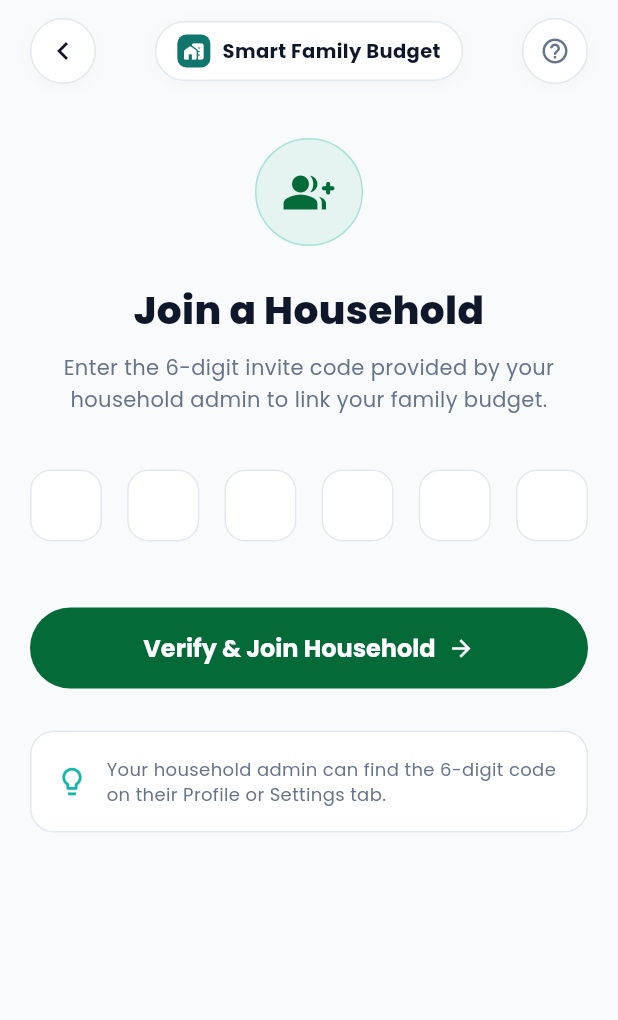
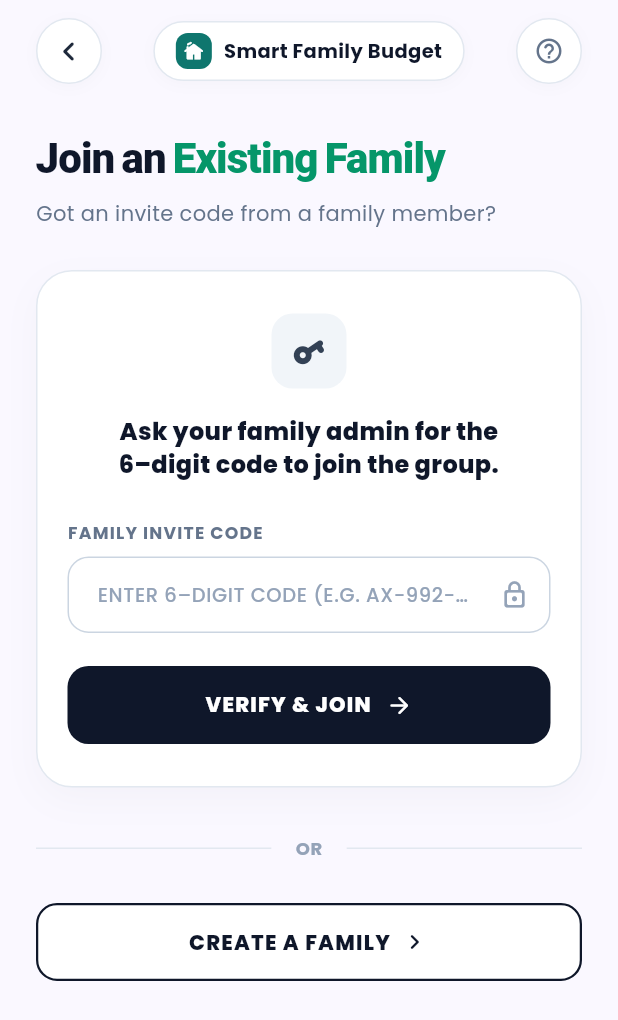
Before and after one commit to justtnikiyaa/family_budget_app, a Flutter app: the JoinFamilyScreen screen opened directly with empty values, on a phone screen of 412 x 824 dp. Shown: the top 1020 px of the screen. Run offline on Flutter 3.47's test engine with Material 3 defaults, Android fonts, the phone set to English and light mode, and no system bars; our stand-ins replace cloud_firestore, firebase_auth, firebase_core, google_fonts; accounts and stored records are empty.

Commit message:
feat(auth): redesign JoinFamilyScreen to match Figma pixel-perfect UI

```diff
--- a/lib/screens/auth/join_family_screen.dart
+++ b/lib/screens/auth/join_family_screen.dart
@@ -3,6 +3,7 @@ import '../../models/user_model.dart';
 import '../../services/firestore_service.dart';
 import '../../utils/constants.dart';
 import '../../utils/page_transitions.dart';
+import '../dashboard/create_family_screen.dart';
 import '../main_navigation.dart';
 
 class JoinFamilyScreen extends StatefulWidget {
@@ -15,9 +16,7 @@ class JoinFamilyScreen extends StatefulWidget {
 }
 
 class _JoinFamilyScreenState extends State<JoinFamilyScreen> {
-  final List<TextEditingController> _controllers =
-      List.generate(6, (_) => TextEditingController());
-  final List<FocusNode> _focusNodes = List.generate(6, (_) => FocusNode());
+  final TextEditingController _codeController = TextEditingController();
   final _firestoreService = FirestoreService();
 
   bool _isLoading = false;
@@ -25,22 +24,16 @@ class _JoinFamilyScreenState extends State<JoinFamilyScreen> {
 
   @override
   void dispose() {
-    for (final c in _controllers) {
-      c.dispose();
-    }
-    for (final f in _focusNodes) {
-      f.dispose();
-    }
+    _codeController.dispose();
     super.dispose();
   }
 
-  String get _inviteCode =>
-      _controllers.map((c) => c.text.trim().toUpperCase()).join();
+  Future<void> _handleJoin() async {
+    final rawText = _codeController.text.trim();
+    final cleanCode = rawText.replaceAll('-', '').replaceAll(' ', '').toUpperCase();
 
-  Future<void> _handleJoin() async {
-    final code = _inviteCode;
-    if (code.length != 6) {
-      setState(() => _errorMessage = 'Please enter all 6 characters of the invite code');
+    if (cleanCode.length < 5) {
+      setState(() => _errorMessage = 'Please enter a valid 6-digit invite code');
       return;
     }
 
@@ -51,7 +44,7 @@ class _JoinFamilyScreenState extends State<JoinFamilyScreen> {
 
     try {
       final household = await _firestoreService.joinFamily(
-        inviteCode: code,
+        inviteCode: cleanCode,
         currentUser: widget.currentUser,
       );
 
@@ -69,22 +62,32 @@ class _JoinFamilyScreenState extends State<JoinFamilyScreen> {
                     color: Color(0xFFCCFBF1),
                     shape: BoxShape.circle,
                   ),
-                  child: const Icon(Icons.check, color: Color(0xFF046A38)),
+                  child: const Icon(Icons.check_rounded, color: Color(0xFF0F766E), size: 22),
                 ),
                 const SizedBox(width: 12),
-                const Text('Household Joined!'),
+                const Expanded(
+                  child: Text(
+                    'Family Joined!',
+                    style: TextStyle(
+                      fontSize: 18,
+                      fontWeight: FontWeight.bold,
+                      color: Color(0xFF0F172A),
+                    ),
+                  ),
+                ),
               ],
             ),
             content: Text(
-              'You have successfully joined "${household.name}". Your family budget and expenses are now linked.',
-              style: const TextStyle(color: AppColors.textSecondary, height: 1.4),
+              'You have successfully joined "${household.name}". Your family budget and expenses are now connected.',
+              style: const TextStyle(color: Color(0xFF64748B), height: 1.4, fontSize: 14),
             ),
             actions: [
               ElevatedButton(
                 style: ElevatedButton.styleFrom(
-                  backgroundColor: const Color(0xFF046A38),
+                  backgroundColor: const Color(0xFF0F172A),
                   foregroundColor: Colors.white,
                   shape: RoundedRectangleBorder(borderRadius: BorderRadius.circular(12)),
+                  padding: const EdgeInsets.symmetric(horizontal: 20, vertical: 12),
                 ),
                 onPressed: () {
                   Navigator.pop(ctx);
@@ -100,7 +103,10 @@ class _JoinFamilyScreenState extends State<JoinFamilyScreen> {
                     (route) => false,
                   );
                 },
-                child: const Text('Go to Dashboard'),
+                child: const Text(
+                  'Go to Dashboard',
+                  style: TextStyle(fontWeight: FontWeight.bold),
+                ),
               ),
             ],
           ),
@@ -117,13 +123,39 @@ class _JoinFamilyScreenState extends State<JoinFamilyScreen> {
     }
   }
 
+  void _showHelpDialog() {
+    showDialog(
+      context: context,
+      builder: (ctx) => AlertDialog(
+        shape: RoundedRectangleBorder(borderRadius: BorderRadius.circular(20)),
+        title: const Row(
+          children: [
+            Icon(Icons.help_outline_rounded, color: Color(0xFF0F766E)),
+            SizedBox(width: 10),
+            Text('Invite Code Help', style: TextStyle(fontSize: 17, fontWeight: FontWeight.bold)),
+          ],
+        ),
+        content: const Text(
+          'An invite code is a 6-character code created when your family admin set up the group.\n\nAsk your family administrator to check their Settings or Profile screen to share the code with you.',
+          style: TextStyle(fontSize: 14, color: Color(0xFF64748B), height: 1.5),
+        ),
+        actions: [
+          TextButton(
+            onPressed: () => Navigator.pop(ctx),
+            child: const Text('Got It', style: TextStyle(fontWeight: FontWeight.bold, color: Color(0xFF0F766E))),
+          ),
+        ],
+      ),
+    );
+  }
+
   @override
   Widget build(BuildContext context) {
     return Scaffold(
-      backgroundColor: AppColors.background,
+      backgroundColor: const Color(0xFFFAF8FF).withValues(alpha: 0.96),
       body: SafeArea(
         child: SingleChildScrollView(
-          padding: const EdgeInsets.symmetric(horizontal: 20.0, vertical: 12.0),
+          padding: const EdgeInsets.symmetric(horizontal: 24.0, vertical: 12.0),
           child: Column(
             crossAxisAlignment: CrossAxisAlignment.stretch,
             children: [
@@ -132,9 +164,8 @@ class _JoinFamilyScreenState extends State<JoinFamilyScreen> {
                 mainAxisAlignment: MainAxisAlignment.spaceBetween,
                 children: [
                   // Back button
-                  InkWell(
+                  GestureDetector(
                     onTap: () => Navigator.pop(context),
-                    borderRadius: BorderRadius.circular(24),
                     child: Container(
                       width: 44,
                       height: 44,
@@ -151,16 +182,16 @@ class _JoinFamilyScreenState extends State<JoinFamilyScreen> {
                         ],
                       ),
                       child: const Icon(
-                        Icons.chevron_left,
-                        size: 24,
-                        color: AppColors.textPrimary,
+                        Icons.chevron_left_rounded,
+                        size: 26,
+                        color: Color(0xFF1E293B),
                       ),
                     ),
                   ),
 
                   // Center Pill
                   Container(
-                    padding: const EdgeInsets.symmetric(horizontal: 14, vertical: 8),
+                    padding: const EdgeInsets.symmetric(horizontal: 14, vertical: 7),
                     decoration: BoxDecoration(
                       color: Colors.white,
                       borderRadius: BorderRadius.circular(24),
@@ -177,13 +208,13 @@ class _JoinFamilyScreenState extends State<JoinFamilyScreen> {
                       mainAxisSize: MainAxisSize.min,
                       children: [
                         Container(
-                          padding: const EdgeInsets.all(4),
+                          padding: const EdgeInsets.all(5),
                           decoration: BoxDecoration(
-                            color: AppColors.primary,
-                            borderRadius: BorderRadius.circular(6),
+                            color: const Color(0xFF0F766E),
+                            borderRadius: BorderRadius.circular(8),
                           ),
                           child: const Icon(
-                            Icons.home_work_rounded,
+                            Icons.cottage_rounded,
                             color: Colors.white,
                             size: 14,
                           ),
@@ -193,8 +224,8 @@ class _JoinFamilyScreenState extends State<JoinFamilyScreen> {
                           AppConstants.appName,
                           style: TextStyle(
                             fontSize: 13,
-                            fontWeight: FontWeight.bold,
-                            color: AppColors.textPrimary,
+                            fontWeight: FontWeight.w700,
+                            color: Color(0xFF0F172A),
                           ),
                         ),
                       ],
@@ -202,7 +233,9 @@ class _JoinFamilyScreenState extends State<JoinFamilyScreen> {
                   ),
 
                   // Help button
-                  Container(
+                  GestureDetector(
+                    onTap: _showHelpDialog,
+                    child: Container(
                       width: 44,
                       height: 44,
                       decoration: BoxDecoration(
@@ -220,163 +253,199 @@ class _JoinFamilyScreenState extends State<JoinFamilyScreen> {
                       child: const Icon(
                         Icons.help_outline_rounded,
                         size: 20,
-                      color: AppColors.textSecondary,
+                        color: Color(0xFF64748B),
+                      ),
                     ),
                   ),
                 ],
               ),
 
-              const SizedBox(height: 36),
+              const SizedBox(height: 32),
 
-              // Hero Icon
+              // Title: "Join an Existing Family"
+              RichText(
+                textAlign: TextAlign.left,
+                text: const TextSpan(
+                  style: TextStyle(
+                    fontFamily: 'Inter',
+                    fontSize: 28,
+                    fontWeight: FontWeight.w800,
+                    letterSpacing: -0.6,
+                    height: 1.2,
+                  ),
+                  children: [
+                    TextSpan(
+                      text: 'Join an ',
+                      style: TextStyle(color: Color(0xFF0F172A)),
+                    ),
+                    TextSpan(
+                      text: 'Existing Family',
+                      style: TextStyle(color: Color(0xFF059669)),
+                    ),
+                  ],
+                ),
+              ),
+
+              const SizedBox(height: 8),
+
+              // Subtitle: "Got an invite code from a family member?"
+              const Text(
+                'Got an invite code from a family member?',
+                style: TextStyle(
+                  fontSize: 14,
+                  color: Color(0xFF64748B),
+                  fontWeight: FontWeight.w400,
+                ),
+              ),
+
+              const SizedBox(height: 28),
+
+              // Main Rounded Card Container
+              Container(
+                width: double.infinity,
+                padding: const EdgeInsets.symmetric(horizontal: 20.0, vertical: 28.0),
+                decoration: BoxDecoration(
+                  color: Colors.white,
+                  borderRadius: BorderRadius.circular(24),
+                  border: Border.all(color: const Color(0xFFE2E8F0)),
+                  boxShadow: const [
+                    BoxShadow(
+                      color: Color(0x080F172A),
+                      blurRadius: 20,
+                      offset: Offset(0, 8),
+                    ),
+                  ],
+                ),
+                child: Column(
+                  crossAxisAlignment: CrossAxisAlignment.stretch,
+                  children: [
+                    // Key Icon Box
                     Center(
                       child: Container(
-                  width: 72,
-                  height: 72,
+                        width: 50,
+                        height: 50,
                         decoration: BoxDecoration(
-                    color: const Color(0xFFE6F4F1),
-                    shape: BoxShape.circle,
-                    border: Border.all(color: const Color(0xFF14B8A6).withValues(alpha: 0.3)),
+                          color: const Color(0xFFF1F5F9),
+                          borderRadius: BorderRadius.circular(14),
                         ),
+                        child: Transform.rotate(
+                          angle: -0.6,
                           child: const Icon(
-                    Icons.group_add_rounded,
-                    color: Color(0xFF046A38),
-                    size: 34,
+                            Icons.vpn_key_rounded,
+                            color: Color(0xFF334155),
+                            size: 24,
+                          ),
                         ),
                       ),
                     ),
 
-              const SizedBox(height: 24),
+                    const SizedBox(height: 18),
 
-              // Heading
+                    // Card Text
                     const Text(
-                'Join a Household',
+                      'Ask your family admin for the\n6–digit code to join the group.',
                       textAlign: TextAlign.center,
                       style: TextStyle(
-                  fontFamily: 'Poppins',
-                  fontSize: 26,
+                        fontSize: 16,
                         fontWeight: FontWeight.w800,
-                  color: AppColors.textPrimary,
+                        color: Color(0xFF0F172A),
+                        height: 1.35,
                       ),
                     ),
 
-              const SizedBox(height: 10),
+                    const SizedBox(height: 26),
 
-              // Subtitle
-              const Padding(
-                padding: EdgeInsets.symmetric(horizontal: 16.0),
-                child: Text(
-                  'Enter the 6-digit invite code provided by your household admin to link your family budget.',
-                  textAlign: TextAlign.center,
+                    // Field Label: "FAMILY INVITE CODE"
+                    const Text(
+                      'FAMILY INVITE CODE',
                       style: TextStyle(
-                    fontSize: 14,
-                    color: AppColors.textSecondary,
-                    height: 1.5,
-                  ),
+                        fontSize: 11.5,
+                        fontWeight: FontWeight.w700,
+                        letterSpacing: 0.8,
+                        color: Color(0xFF64748B),
                       ),
                     ),
 
-              const SizedBox(height: 36),
+                    const SizedBox(height: 8),
 
-              // 6-digit PIN Input Boxes
-              Row(
-                mainAxisAlignment: MainAxisAlignment.spaceBetween,
-                children: List.generate(6, (index) {
-                  return SizedBox(
-                    width: 48,
-                    height: 56,
-                    child: TextFormField(
-                      controller: _controllers[index],
-                      focusNode: _focusNodes[index],
-                      textAlign: TextAlign.center,
+                    // Input Box
+                    TextFormField(
+                      controller: _codeController,
                       textCapitalization: TextCapitalization.characters,
-                      keyboardType: TextInputType.text,
-                      maxLength: 1,
                       style: const TextStyle(
-                        fontSize: 22,
-                        fontWeight: FontWeight.bold,
-                        color: Color(0xFF046A38),
+                        fontSize: 14,
+                        fontWeight: FontWeight.w700,
+                        letterSpacing: 1.2,
+                        color: Color(0xFF0F172A),
                       ),
                       decoration: InputDecoration(
-                        counterText: '',
+                        hintText: 'ENTER 6–DIGIT CODE (E.G. AX-992-B)',
+                        hintStyle: const TextStyle(
+                          fontSize: 13,
+                          fontWeight: FontWeight.w500,
+                          color: Color(0xFF94A3B8),
+                          letterSpacing: 0.4,
+                        ),
                         filled: true,
                         fillColor: Colors.white,
-                        contentPadding: EdgeInsets.zero,
+                        contentPadding: const EdgeInsets.symmetric(horizontal: 16, vertical: 15),
+                        suffixIcon: const Icon(
+                          Icons.lock_outline_rounded,
+                          color: Color(0xFF94A3B8),
+                          size: 20,
+                        ),
                         border: OutlineInputBorder(
                           borderRadius: BorderRadius.circular(14),
-                          borderSide: const BorderSide(color: Color(0xFFE2E8F0)),
+                          borderSide: const BorderSide(color: Color(0xFFCBD5E1)),
                         ),
                         enabledBorder: OutlineInputBorder(
                           borderRadius: BorderRadius.circular(14),
-                          borderSide: const BorderSide(color: Color(0xFFE2E8F0)),
+                          borderSide: const BorderSide(color: Color(0xFFCBD5E1)),
                         ),
                         focusedBorder: OutlineInputBorder(
                           borderRadius: BorderRadius.circular(14),
-                          borderSide: const BorderSide(color: Color(0xFF046A38), width: 2),
+                          borderSide: const BorderSide(color: Color(0xFF0F766E), width: 1.8),
                         ),
                       ),
-                      onChanged: (value) {
-                        if (value.isNotEmpty) {
-                          if (index < 5) {
-                            _focusNodes[index + 1].requestFocus();
-                          } else {
-                            _focusNodes[index].unfocus();
-                          }
-                        } else {
-                          if (index > 0) {
-                            _focusNodes[index - 1].requestFocus();
-                          }
-                        }
-                      },
-                    ),
-                  );
-                }),
+                      onFieldSubmitted: (_) => _handleJoin(),
                     ),
 
                     if (_errorMessage.isNotEmpty) ...[
-                const SizedBox(height: 16),
-                Container(
-                  padding: const EdgeInsets.symmetric(horizontal: 14, vertical: 10),
-                  decoration: BoxDecoration(
-                    color: Colors.red.shade50,
-                    borderRadius: BorderRadius.circular(12),
-                    border: Border.all(color: Colors.red.shade200),
-                  ),
-                  child: Row(
+                      const SizedBox(height: 12),
+                      Row(
                         children: [
-                      const Icon(Icons.error_outline, color: Colors.red, size: 20),
-                      const SizedBox(width: 8),
+                          const Icon(Icons.error_outline_rounded, color: Color(0xFFEF4444), size: 16),
+                          const SizedBox(width: 6),
                           Expanded(
                             child: Text(
                               _errorMessage,
-                          style: TextStyle(color: Colors.red.shade800, fontSize: 13),
+                              style: const TextStyle(color: Color(0xFFEF4444), fontSize: 12, fontWeight: FontWeight.w500),
                             ),
                           ),
                         ],
                       ),
-                ),
                     ],
 
-              const SizedBox(height: 36),
+                    const SizedBox(height: 22),
 
                     // Verify & Join Button
                     ElevatedButton(
                       onPressed: _isLoading ? null : _handleJoin,
                       style: ElevatedButton.styleFrom(
-                  backgroundColor: const Color(0xFF046A38),
+                        backgroundColor: const Color(0xFF0F172A),
                         foregroundColor: Colors.white,
-                  minimumSize: const Size.fromHeight(54),
+                        minimumSize: const Size.fromHeight(52),
                         shape: RoundedRectangleBorder(
-                    borderRadius: BorderRadius.circular(28),
+                          borderRadius: BorderRadius.circular(14),
                         ),
                         elevation: 0,
                       ),
                       child: _isLoading
                           ? const SizedBox(
-                        height: 22,
-                        width: 22,
+                              height: 20,
+                              width: 20,
                               child: CircularProgressIndicator(
-                          strokeWidth: 2.5,
+                                strokeWidth: 2.2,
                                 valueColor: AlwaysStoppedAnimation<Color>(Colors.white),
                               ),
                             )
@@ -384,41 +453,101 @@ class _JoinFamilyScreenState extends State<JoinFamilyScreen> {
                               mainAxisAlignment: MainAxisAlignment.center,
                               children: [
                                 Text(
-                            'Verify & Join Household',
+                                  'VERIFY & JOIN',
                                   style: TextStyle(
-                              fontSize: 16,
-                              fontWeight: FontWeight.bold,
+                                    fontSize: 14,
+                                    fontWeight: FontWeight.w800,
+                                    letterSpacing: 0.8,
                                   ),
                                 ),
-                          SizedBox(width: 8),
-                          Icon(Icons.arrow_forward, size: 18),
+                                SizedBox(width: 10),
+                                Icon(Icons.arrow_forward_rounded, size: 18),
                               ],
-                      ),
-              ),
-
-              const SizedBox(height: 28),
-
-              // Helper tip
-              Container(
-                padding: const EdgeInsets.all(16),
-                decoration: BoxDecoration(
-                  color: Colors.white,
-                  borderRadius: BorderRadius.circular(16),
-                  border: Border.all(color: const Color(0xFFE2E8F0)),
-                ),
-                child: const Row(
-                  children: [
-                    Icon(Icons.lightbulb_outline, color: Color(0xFF14B8A6), size: 22),
-                    SizedBox(width: 12),
-                    Expanded(
-                      child: Text(
-                        'Your household admin can find the 6-digit code on their Profile or Settings tab.',
-                        style: TextStyle(fontSize: 12, color: AppColors.textSecondary, height: 1.4),
                             ),
                     ),
                   ],
                 ),
               ),
+
+              const SizedBox(height: 32),
+
+              // OR Divider
+              Row(
+                children: [
+                  Expanded(
+                    child: Container(
+                      height: 1,
+                      color: const Color(0xFFE2E8F0),
+                    ),
+                  ),
+                  const Padding(
+                    padding: EdgeInsets.symmetric(horizontal: 16),
+                    child: Text(
+                      'OR',
+                      style: TextStyle(
+                        fontSize: 12,
+                        fontWeight: FontWeight.w700,
+                        color: Color(0xFF94A3B8),
+                        letterSpacing: 0.5,
+                      ),
+                    ),
+                  ),
+                  Expanded(
+                    child: Container(
+                      height: 1,
+                      color: const Color(0xFFE2E8F0),
+                    ),
+                  ),
+                ],
+              ),
+
+              const SizedBox(height: 28),
+
+              // Secondary Button: "CREATE A FAMILY ›"
+              OutlinedButton(
+                onPressed: () async {
+                  final navigator = Navigator.of(context);
+                  final created = await navigator.push<bool>(
+                    SmoothPageRoute(
+                      page: CreateFamilyScreen(currentUser: widget.currentUser),
+                    ),
+                  );
+                  if (created == true) {
+                    navigator.pushAndRemoveUntil(
+                      SmoothPageRoute(
+                        page: MainNavigationScreen(currentUser: widget.currentUser),
+                      ),
+                      (route) => false,
+                    );
+                  }
+                },
+                style: OutlinedButton.styleFrom(
+                  foregroundColor: const Color(0xFF0F172A),
+                  minimumSize: const Size.fromHeight(52),
+                  side: const BorderSide(color: Color(0xFF0F172A), width: 1.5),
+                  shape: RoundedRectangleBorder(
+                    borderRadius: BorderRadius.circular(14),
+                  ),
+                  backgroundColor: Colors.white,
+                ),
+                child: const Row(
+                  mainAxisAlignment: MainAxisAlignment.center,
+                  children: [
+                    Text(
+                      'CREATE A FAMILY',
+                      style: TextStyle(
+                        fontSize: 14,
+                        fontWeight: FontWeight.w800,
+                        letterSpacing: 0.8,
+                      ),
+                    ),
+                    SizedBox(width: 6),
+                    Icon(Icons.chevron_right_rounded, size: 20),
+                  ],
+                ),
+              ),
+
+              const SizedBox(height: 30),
             ],
           ),
         ),
```
Lines whose indentation alone changed are shown as unchanged.
